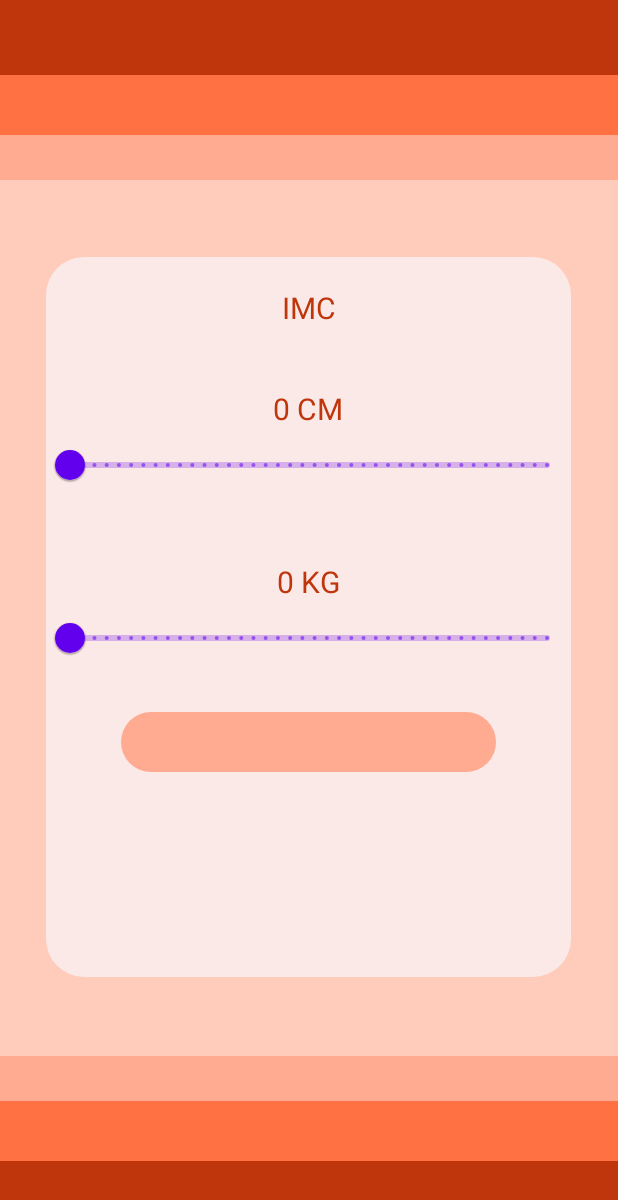
After one commit to MiguelR29/primerProyectoAplicacionesMoviles, an Android app: the ImcActivity screen opened directly, with no data from a screen before it, on a phone screen of 412 x 824 dp. The commit adds this screen. Shown: the top 1200 px of the screen. Run offline under Robolectric (Android 15) with nearby library versions, the light colour scheme and no system bars.

Commit message:
Agregar IMC

```diff
--- a/app/src/main/AndroidManifest.xml
+++ b/app/src/main/AndroidManifest.xml
@@ -12,6 +12,9 @@
         android:supportsRtl="true"
         android:theme="@style/Theme.Ejemplo10"
         tools:targetApi="31">
+        <activity
+            android:name=".ImcActivity"
+            android:exported="false" />
         <activity
             android:name=".ConversionActivity"
             android:exported="false" />
--- /dev/null
+++ b/app/src/main/java/com/example/ejemplo10/ImcActivity.kt
@@ -0,0 +1,61 @@
+package com.example.ejemplo10
+
+import androidx.appcompat.app.AppCompatActivity
+import android.os.Bundle
+import android.widget.EditText
+import android.widget.TextView
+import com.google.android.material.slider.Slider
+import java.text.DecimalFormat
+
+class ImcActivity : AppCompatActivity() {
+
+    private lateinit var sliderAltura : Slider
+    private lateinit var sliderPeso : Slider
+    private lateinit var txtAltura : TextView
+    private lateinit var txtPeso : TextView
+    private lateinit var editResultado : EditText
+    private  var altura : Float = 0f
+    private var peso : Float = 0f
+
+    override fun onCreate(savedInstanceState: Bundle?) {
+        super.onCreate(savedInstanceState)
+        setContentView(R.layout.activity_imc)
+        initComponent()
+        initListeners()
+    }
+
+    private fun initComponent(){
+        sliderAltura = findViewById(R.id.sliderAltura)
+        sliderPeso = findViewById(R.id.sliderPeso)
+        txtAltura = findViewById(R.id.txtAltura)
+        txtPeso = findViewById(R.id.txtPeso)
+        editResultado = findViewById((R.id.editResultado))
+    }
+
+    private fun initListeners(){
+        sliderAltura.addOnChangeListener { slider, value, _ ->
+            val aux = DecimalFormat("#.##")
+            val result = aux.format(value)
+
+            altura = value
+            IMC()
+
+            txtAltura.text = "$result CM"
+        }
+
+        sliderPeso.addOnChangeListener { slider, value, _ ->
+            val aux = DecimalFormat("#.##")
+            val result = aux.format(value)
+
+            peso = value
+            IMC()
+
+            txtPeso.text = "$result KG"
+        }
+    }
+
+    private fun IMC(){
+        val IMC = (peso)/((altura/100)*(altura/100))
+        editResultado.setText("$IMC")
+    }
+}
--- a/app/src/main/java/com/example/ejemplo10/ResultadoActivity.kt
+++ b/app/src/main/java/com/example/ejemplo10/ResultadoActivity.kt
@@ -16,7 +16,7 @@ class ResultadoActivity : AppCompatActivity() {
 
         val btnTemperatura = findViewById<AppCompatButton>(R.id.btnTemperatura)
         val btnConversion = findViewById<AppCompatButton>(R.id.btnConversion)
-
+        val btnIMC = findViewById<AppCompatButton>(R.id.btnIMC)
 
         btnTemperatura.setOnClickListener {
             val intento = Intent(this, ConversorActivity::class.java)
@@ -27,5 +27,10 @@ class ResultadoActivity : AppCompatActivity() {
             val intento = Intent(this, ConversionActivity::class.java)
             startActivity(intento)
         }
+
+        btnIMC.setOnClickListener {
+            val intento = Intent(this, ImcActivity::class.java)
+            startActivity(intento)
+        }
     }
 }
--- /dev/null
+++ b/app/src/main/res/layout/activity_imc.xml
@@ -0,0 +1,166 @@
+<?xml version="1.0" encoding="utf-8"?>
+<androidx.constraintlayout.widget.ConstraintLayout xmlns:android="http://schemas.android.com/apk/res/android"
+    xmlns:app="http://schemas.android.com/apk/res-auto"
+    xmlns:tools="http://schemas.android.com/tools"
+    android:layout_width="match_parent"
+    android:layout_height="match_parent"
+    tools:context=".ImcActivity"
+    android:background="@color/background">
+
+    <ImageView
+        android:id="@+id/imgD0"
+        android:layout_width="450dp"
+        android:layout_height="50dp"
+        app:layout_constraintStart_toStartOf="parent"
+        app:layout_constraintEnd_toEndOf="parent"
+        app:layout_constraintTop_toTopOf="parent"
+        android:background="@color/principal"
+        />
+
+    <ImageView
+        android:id="@+id/imgD1"
+        android:layout_width="450dp"
+        android:layout_height="40dp"
+        app:layout_constraintStart_toStartOf="parent"
+        app:layout_constraintEnd_toEndOf="parent"
+        app:layout_constraintTop_toBottomOf="@+id/imgD0"
+        android:background="#FF7043"
+        />
+
+    <ImageView
+        android:id="@+id/imgD2"
+        android:layout_width="450dp"
+        android:layout_height="30dp"
+        app:layout_constraintStart_toStartOf="parent"
+        app:layout_constraintEnd_toEndOf="parent"
+        app:layout_constraintTop_toBottomOf="@+id/imgD1"
+        android:background="#FFAB91"
+        />
+
+    <ImageView
+        android:id="@+id/imgB0"
+        android:layout_width="450dp"
+        android:layout_height="50dp"
+        app:layout_constraintStart_toStartOf="parent"
+        app:layout_constraintEnd_toEndOf="parent"
+        app:layout_constraintBottom_toBottomOf="parent"
+        android:background="#BF360C "
+        />
+
+    <ImageView
+        android:id="@+id/imgB1"
+        android:layout_width="450dp"
+        android:layout_height="40dp"
+        app:layout_constraintStart_toStartOf="parent"
+        app:layout_constraintEnd_toEndOf="parent"
+        app:layout_constraintBottom_toTopOf="@+id/imgB0"
+        android:background="#FF7043"
+        />
+
+    <ImageView
+        android:id="@+id/imgB2"
+        android:layout_width="450dp"
+        android:layout_height="30dp"
+        app:layout_constraintStart_toStartOf="parent"
+        app:layout_constraintEnd_toEndOf="parent"
+        app:layout_constraintBottom_toTopOf="@+id/imgB1"
+        android:background="#FFAB91"
+        />
+
+    <androidx.constraintlayout.widget.ConstraintLayout
+        android:id="@+id/layout1"
+        android:layout_width="350dp"
+        android:layout_height="480dp"
+        android:background="@drawable/edittext"
+        app:layout_constraintBottom_toBottomOf="parent"
+        app:layout_constraintEnd_toEndOf="parent"
+        app:layout_constraintHorizontal_bias="0.491"
+        app:layout_constraintStart_toStartOf="parent"
+        app:layout_constraintTop_toTopOf="parent"
+        app:layout_constraintVertical_bias="0.498">
+
+        <TextView
+            android:id="@+id/textIndicacion"
+            android:layout_width="200dp"
+            android:layout_height="wrap_content"
+            android:layout_marginTop="20dp"
+            android:gravity="center"
+            android:text="IMC"
+            android:textColor="@color/principal"
+            android:textSize="20sp"
+            app:layout_constraintEnd_toEndOf="parent"
+            app:layout_constraintStart_toStartOf="parent"
+            app:layout_constraintTop_toTopOf="parent" />
+
+                <TextView
+                android:id="@+id/txtAltura"
+                android:layout_marginTop="40dp"
+                android:layout_width="match_parent"
+                android:layout_height="wrap_content"
+                android:text="0 CM"
+                android:textColor="@color/principal"
+                android:textSize="20sp"
+                android:textAlignment="center"
+                    app:layout_constraintEnd_toEndOf="parent"
+                app:layout_constraintStart_toStartOf="parent"
+                app:layout_constraintTop_toBottomOf="@+id/textIndicacion"/>
+
+                <com.google.android.material.slider.Slider
+                android:id="@+id/sliderAltura"
+                android:layout_width="match_parent"
+                android:layout_height="wrap_content"
+                android:stepSize="1"
+                android:valueFrom="0"
+                android:valueTo="300"
+                    app:layout_constraintEnd_toEndOf="parent"
+                app:layout_constraintStart_toStartOf="parent"
+                app:layout_constraintTop_toBottomOf="@+id/txtAltura"/>
+
+        <TextView
+            android:id="@+id/txtPeso"
+            android:layout_marginTop="40dp"
+            android:layout_width="match_parent"
+            android:layout_height="wrap_content"
+            android:text="0 KG"
+            android:textColor="@color/principal"
+            android:textSize="20sp"
+            android:textAlignment="center"
+            app:layout_constraintEnd_toEndOf="parent"
+            app:layout_constraintStart_toStartOf="parent"
+                app:layout_constraintTop_toBottomOf="@+id/sliderAltura"/>
+
+                <com.google.android.material.slider.Slider
+                android:id="@+id/sliderPeso"
+                android:layout_width="match_parent"
+                android:layout_height="wrap_content"
+                android:stepSize="1"
+                android:valueFrom="0"
+                android:valueTo="300"
+                    app:layout_constraintEnd_toEndOf="parent"
+                app:layout_constraintStart_toStartOf="parent"
+                app:layout_constraintTop_toBottomOf="@+id/txtPeso"/>
+
+        <androidx.appcompat.widget.AppCompatEditText
+            android:id="@+id/editResultado"
+            android:layout_width="250dp"
+            android:layout_height="40dp"
+            android:layout_marginTop="25dp"
+            android:layout_marginBottom="15dp"
+            android:background="@drawable/edittext2"
+            android:digits="0123456789"
+            android:gravity="center"
+            android:inputType="number"
+            android:maxLength="10"
+            android:maxLines="1"
+            android:singleLine="true"
+            android:textColor="#FBE9E7"
+            android:textSize="20sp"
+            app:layout_constraintEnd_toEndOf="parent"
+            app:layout_constraintStart_toStartOf="parent"
+            app:layout_constraintTop_toBottomOf="@+id/sliderPeso" />
+
+
+
+    </androidx.constraintlayout.widget.ConstraintLayout>
+
+</androidx.constraintlayout.widget.ConstraintLayout>
--- a/app/src/main/res/layout/activity_resultado.xml
+++ b/app/src/main/res/layout/activity_resultado.xml
@@ -114,6 +114,20 @@
         android:background="@drawable/editbtn"
         android:textColor="@color/white">
     </androidx.appcompat.widget.AppCompatButton>
+
+            <androidx.appcompat.widget.AppCompatButton
+            android:id="@+id/btnIMC"
+            android:layout_width="150dp"
+            android:layout_height="50dp"
+            android:text="IMC"
+            android:layout_marginTop="30dp"
+            app:layout_constraintStart_toStartOf="parent"
+            app:layout_constraintEnd_toEndOf="parent"
+            app:layout_constraintTop_toBottomOf="@id/btnConversion"
+            android:background="@drawable/editbtn"
+            android:textColor="@color/white">
+            </androidx.appcompat.widget.AppCompatButton>
+
     </androidx.constraintlayout.widget.ConstraintLayout>
 
 
```
